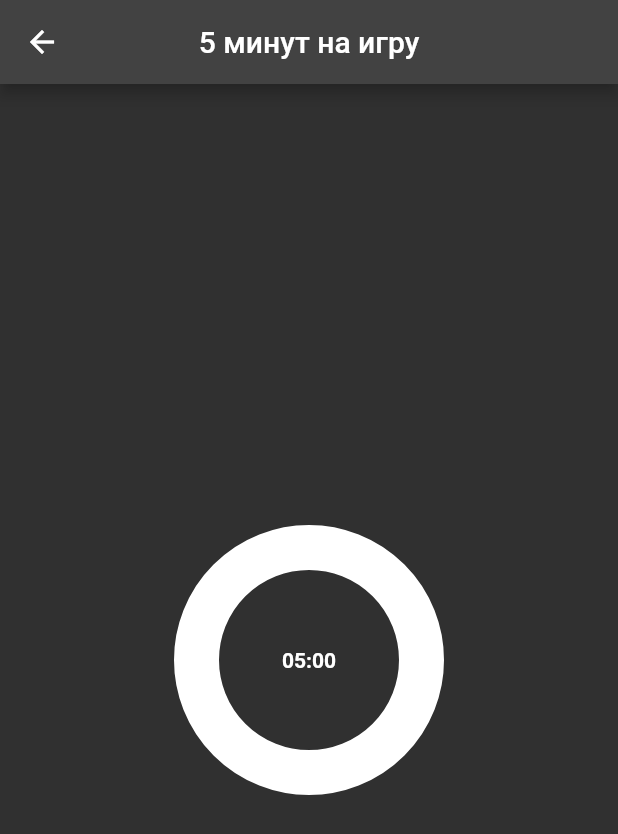
After one commit to YarikineZ/THE_SPY, a Flutter app: the TimerPage screen opened by its route, on a phone screen of 412 x 824 dp. The commit adds this screen. Shown: the top 834 px of the screen. Run offline on Flutter 3.47's test engine with Material 2 defaults, Android fonts, the phone set to English and light mode, and no system bars; drawn by our look-alikes of circular_countdown_timer.

Commit message:
Roles and timer screens added

```diff
--- a/lib/main.dart
+++ b/lib/main.dart
@@ -4,6 +4,7 @@ import 'package:flutter/material.dart';
 import 'package:the_spy/pages/start_page.dart';
 import 'package:the_spy/pages/rules_page.dart';
 import 'package:the_spy/pages/roles_page.dart';
+import 'package:the_spy/pages/timer_page.dart';
 //import 'package:the_spy/pages/simple_form.dart';
 
 void main() => runApp(MaterialApp(
@@ -13,6 +14,7 @@ void main() => runApp(MaterialApp(
       routes: {
         StartPage.routeName: (context) => const StartPage(),
         RulesScreen.routeName: (context) => const RulesScreen(),
+        TimerPage.routeName: (context) => const TimerPage(),
       },
       onGenerateRoute: (settings) {
         if (settings.name == RolesScreen.routeName) {
--- /dev/null
+++ b/lib/pages/timer_page.dart
@@ -0,0 +1,27 @@
+import 'package:flutter/material.dart';
+//import 'package:flutter/circular_countdown_timer';
+import 'package:circular_countdown_timer/circular_countdown_timer.dart';
+
+class TimerPage extends StatelessWidget {
+  const TimerPage({Key? key}) : super(key: key);
+  static const routeName = '/timer';
+
+  @override
+  Widget build(BuildContext context) {
+    return Scaffold(
+        appBar: AppBar(title: Text("5 минут на игру"), centerTitle: true),
+        body: Center(
+          child: CircularCountDownTimer(
+            width: 150,
+            height: 150,
+            fillColor: Colors.red,
+            ringColor: Colors.white,
+            isReverse: true,
+            duration: 300,
+            strokeWidth: 30,
+            textStyle:
+                TextStyle(color: Colors.white, fontWeight: FontWeight.bold),
+          ),
+        ));
+  }
+}
--- a/pubspec.yaml
+++ b/pubspec.yaml
@@ -35,6 +35,7 @@ dependencies:
   # Use with the CupertinoIcons class for iOS style icons.
   cupertino_icons: ^1.0.2
   validators: ^2.0.0+1 #tmp
+  circular_countdown_timer: ^0.2.2
 
 dev_dependencies:
   flutter_test:
```
Also changed, not shown: lib/pages/roles_page.dart (+33 -14 lines), pubspec.lock.
